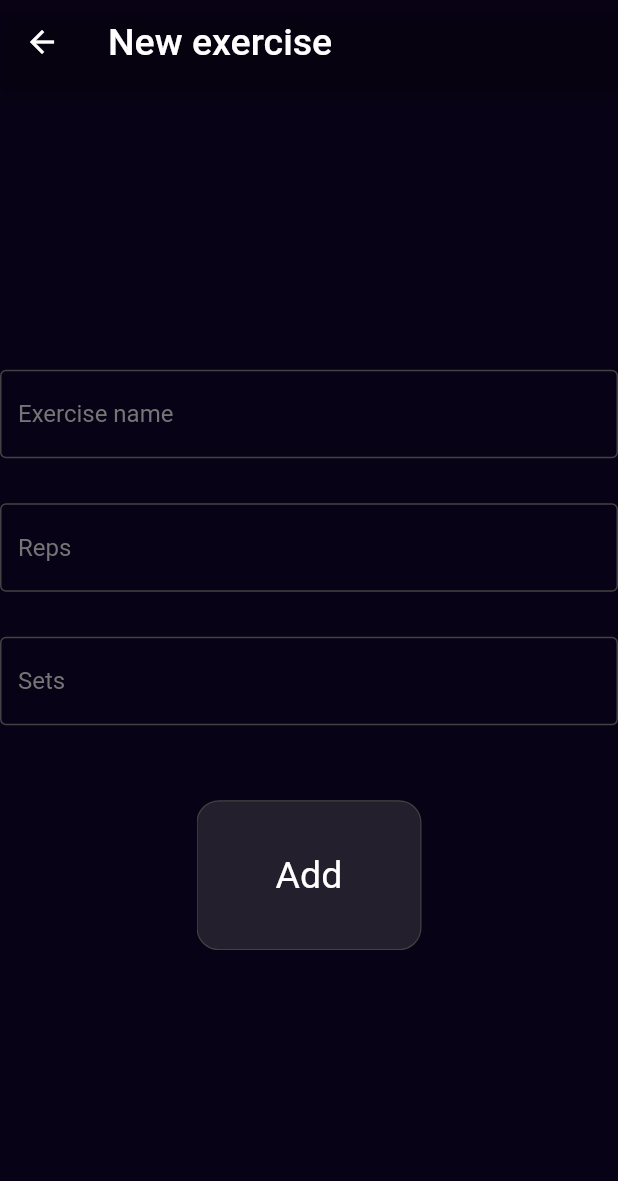
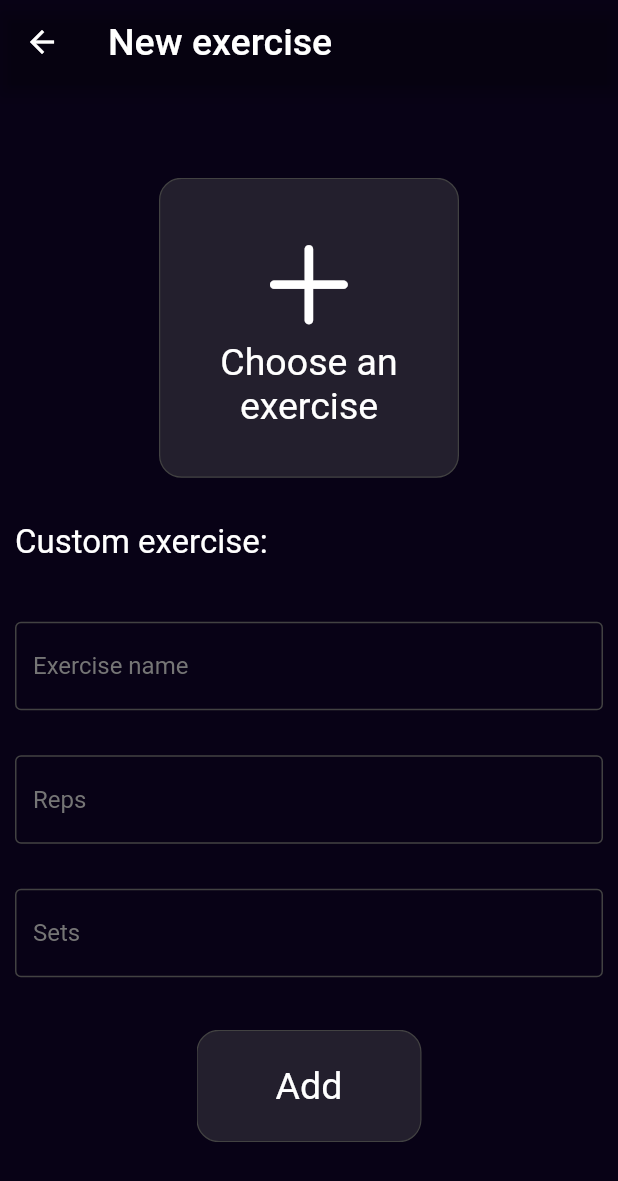
Before and after one commit to aevinj/Overload, a Flutter app: the AddExercise screen opened directly, on a phone screen of 412 x 824 dp. Shown: the top 1181 px of the screen. Run offline on Flutter 3.47's test engine with Material 2 defaults, Android fonts, the phone set to English and light mode, and no system bars; our stand-ins replace hive, hive_flutter; accounts and stored records are empty.

Commit message:
prebuilt exercise UI

```diff
--- a/lib/pages/add_exercise.dart
+++ b/lib/pages/add_exercise.dart
@@ -1,3 +1,4 @@
+import 'package:flutter/cupertino.dart';
 import 'package:flutter/material.dart';
 import 'package:flutter/services.dart';
 import 'package:progressive_overload/classes/exercise.dart';
@@ -38,6 +39,42 @@ class _AddExerciseState extends State<AddExercise> {
             style: Font(),
           )),
       body: Column(mainAxisAlignment: MainAxisAlignment.center, children: [
+        BlurryButton(
+            width: 200,
+            height: 200,
+            onPressed: () {},
+            child: Column(
+              mainAxisAlignment: MainAxisAlignment.center,
+              children: [
+                const Icon(
+                  CupertinoIcons.add,
+                  color: Colors.white,
+                  size: 75,
+                ),
+                Text(
+                  "Choose an exercise",
+                  style: Font(),
+                  textAlign: TextAlign.center,
+                )
+              ],
+            )),
+        const SizedBox(
+          height: 30,
+        ),
+        Row(children: [
+          Padding(
+              padding: const EdgeInsets.only(left: 10),
+              child: Text(
+                "Custom exercise:",
+                style: Font(size: 22),
+              ))
+        ]),
+        const SizedBox(
+          height: 30,
+        ),
+        Padding(
+          padding: const EdgeInsets.all(10),
+          child: Column(children: [
             TextField(
               style: const TextStyle(color: Colors.white),
               controller: _nameController,
@@ -90,11 +127,13 @@ class _AddExerciseState extends State<AddExercise> {
                 ),
               ),
             ),
+          ]),
+        ),
         const SizedBox(
-          height: 50,
+          height: 25,
         ),
         BlurryButton(
-            height: 100,
+            height: 75,
             width: 150,
             onPressed: () {
               final newExercise = Exercise(
```
Lines whose indentation alone changed are shown as unchanged.
